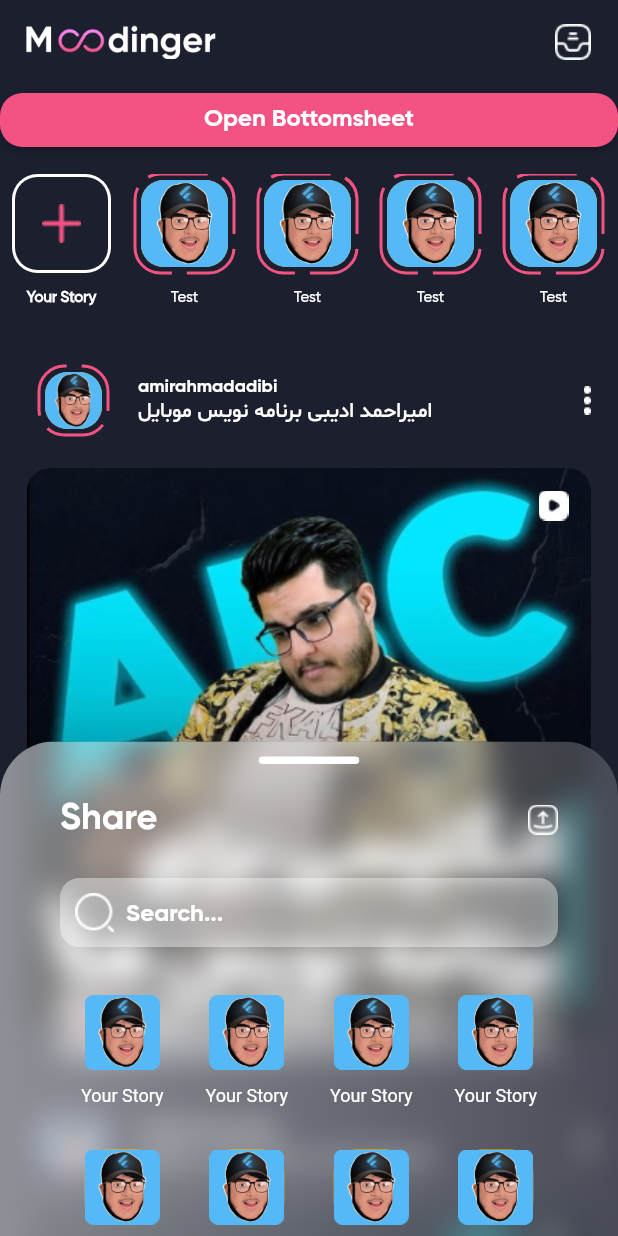
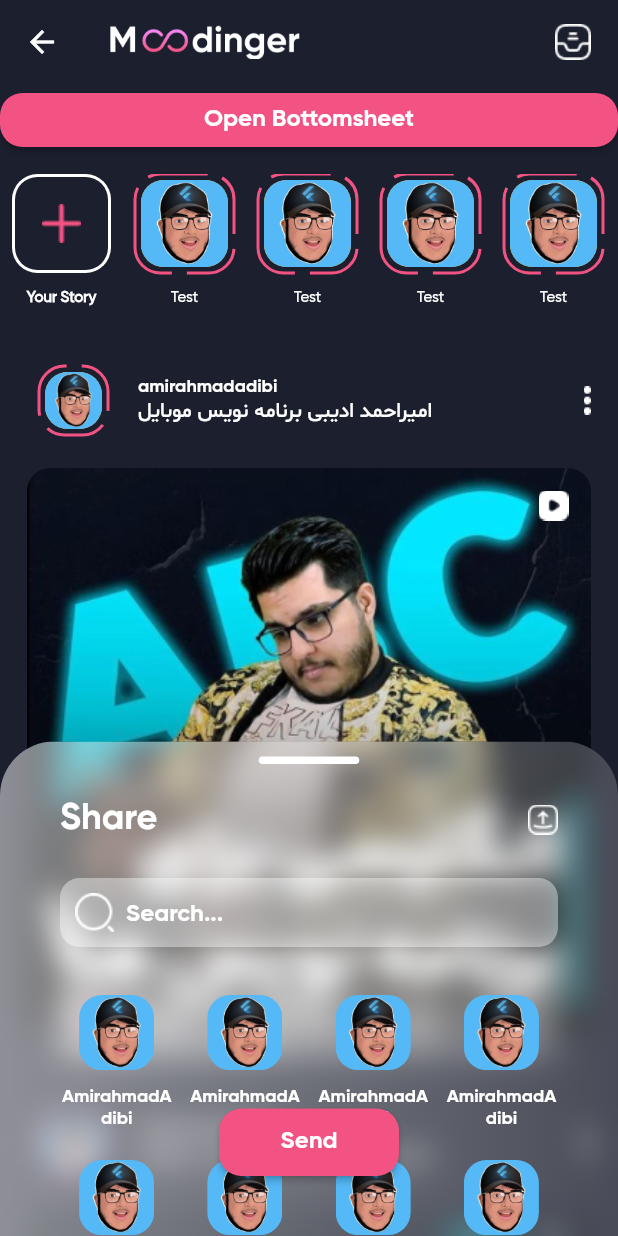
Before and after one commit to Ehsan973/flutter_instagram_app, a Flutter app: the HomeScreen screen opened directly, after a tap on "Open Bottomsheet", on a phone screen of 412 x 824 dp. Run offline on Flutter 3.47's test engine with Material 2 defaults, Android fonts, the phone set to English and light mode, and no system bars; drawn by our look-alikes of dotted_border.

Commit message:
Complete home screen and start search screen

```diff
--- a/lib/main.dart
+++ b/lib/main.dart
@@ -1,6 +1,7 @@
 import 'package:flutter/material.dart';
 import 'package:instagram_app/screens/home_screen.dart';
 import 'package:instagram_app/screens/login_screen.dart';
+import 'package:instagram_app/screens/search_screen.dart';
 import 'package:instagram_app/screens/switch_account_screen.dart';
 
 void main() {
@@ -34,7 +35,7 @@ class Application extends StatelessWidget {
         ),
       ),
       debugShowCheckedModeBanner: false,
-      home: HomeScreen(),
+      home: SearchScreen(),
     );
   }
 }
--- a/lib/screens/share_bottom_sheet.dart
+++ b/lib/screens/share_bottom_sheet.dart
@@ -71,7 +71,10 @@ class ShareBottomSheet extends StatelessWidget {
   }
 
   Widget _getSliverContent() {
-    return CustomScrollView(
+    return Stack(
+      alignment: AlignmentDirectional.bottomCenter,
+      children: [
+        CustomScrollView(
           controller: controller,
           slivers: [
             SliverToBoxAdapter(
@@ -148,38 +151,69 @@ class ShareBottomSheet extends StatelessWidget {
             SliverGrid(
               delegate: SliverChildBuilderDelegate(
                 (context, index) {
+                  return _getGridItem();
+                },
+                childCount: 100,
+              ),
+              gridDelegate: SliverGridDelegateWithFixedCrossAxisCount(
+                crossAxisCount: 4,
+                mainAxisSpacing: 20,
+                crossAxisSpacing: 10,
+                mainAxisExtent: 90,
+              ),
+            ),
+            SliverPadding(
+              padding: EdgeInsets.only(
+                top: 90,
+              ),
+            ),
+          ],
+        ),
+        Positioned(
+          bottom: 40,
+          child: Container(
+            width: 120,
+            height: 45,
+            child: ElevatedButton(
+              onPressed: () {},
+              child: Text(
+                'Send',
+                style: TextStyle(
+                  fontSize: 16,
+                  fontFamily: 'GB',
+                ),
+              ),
+            ),
+          ),
+        ),
+      ],
+    );
+  }
+
+  Column _getGridItem() {
     return Column(
       children: [
         Container(
           width: 50,
           height: 50,
-                    decoration: BoxDecoration(
-                      color: Colors.amber,
+          child: ClipRRect(
             borderRadius: BorderRadius.circular(15),
+            child: Image.asset('assets/images/profile.png'),
           ),
-                    child: Image.asset('assets/images/profile.png'),
         ),
         SizedBox(
           height: 10,
         ),
         Text(
-                    'Your Story',
+          'AmirahmadAdibi',
+          textAlign: TextAlign.center,
           style: TextStyle(
+            fontFamily: 'GB',
             fontSize: 12,
             color: Colors.white,
           ),
         ),
       ],
     );
-            },
-          ),
-          gridDelegate: SliverGridDelegateWithFixedCrossAxisCount(
-            crossAxisCount: 4,
-            mainAxisSpacing: 20,
-            // crossAxisSpacing: 20,
-          ),
-        )
-      ],
-    );
   }
 }
```
Also changed, not shown: lib/screens/search_screen.dart (added, +94 -0 lines). Lines whose indentation alone changed are shown as unchanged.
